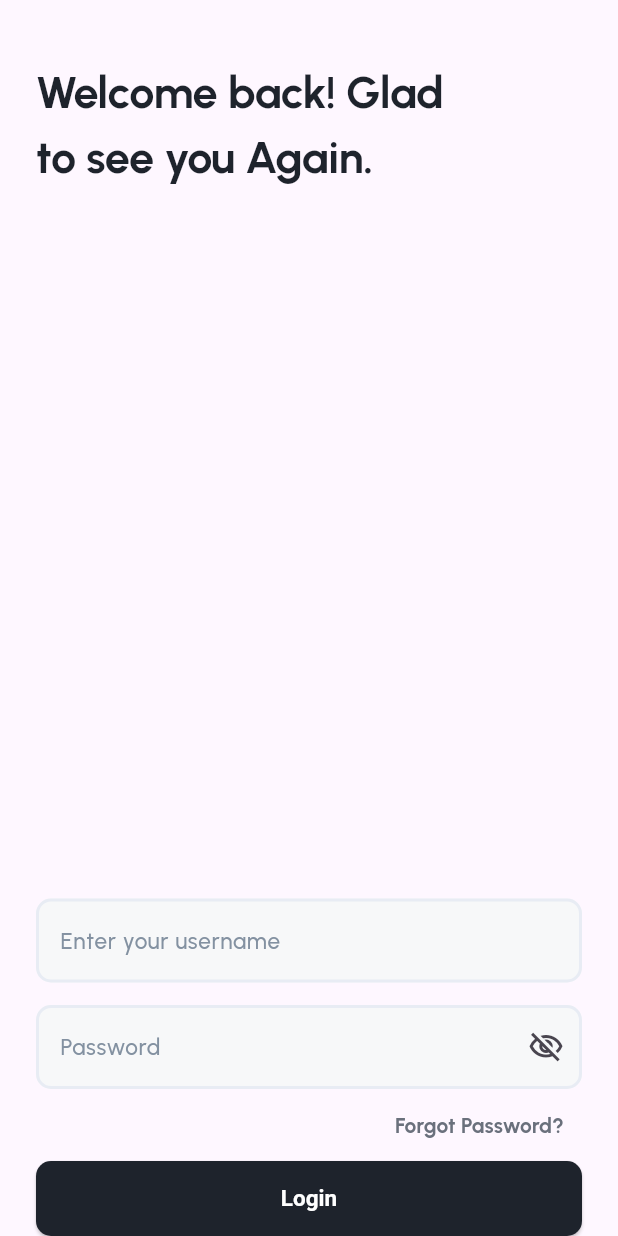
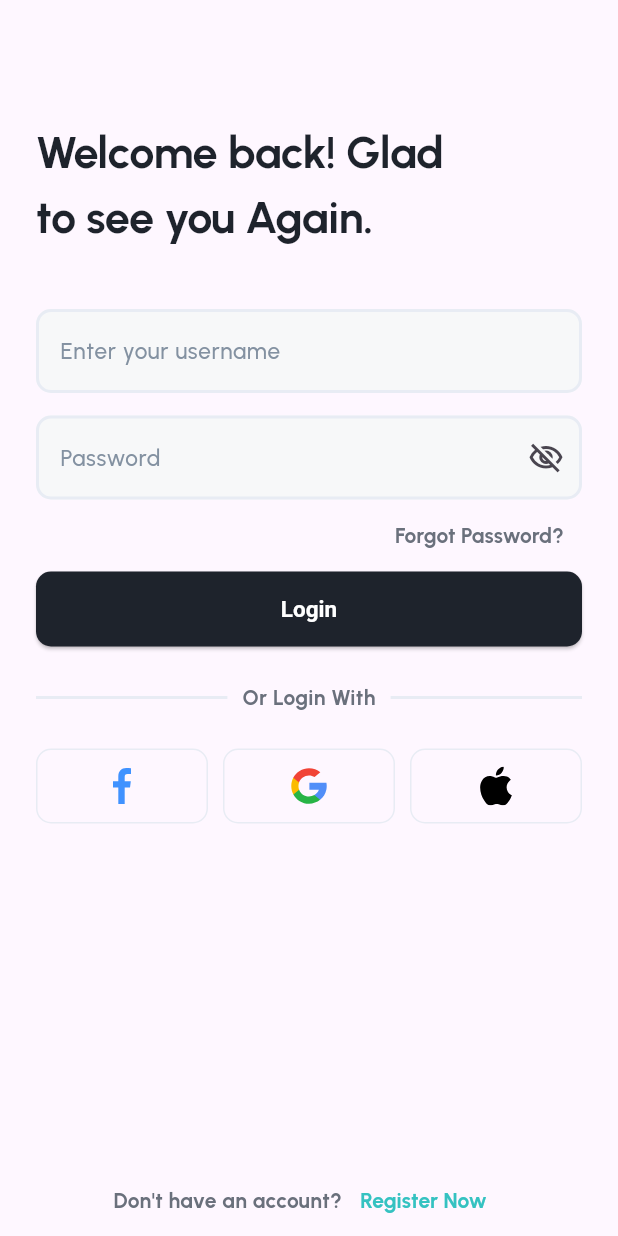
Before and after one commit to AhmetSBulbul/flutter_playground, a Flutter app: the screen it shows after launch, on a phone screen of 412 x 824 dp. Run offline on Flutter 3.47's test engine with Material 2 defaults, Android fonts, the phone set to English and light mode, and no system bars; our stand-ins replace flutter_svg, go_router; project files that could hold a hidden picture were left out.

Commit message:
login view is done

```diff
--- a/lib/main.dart
+++ b/lib/main.dart
@@ -20,6 +20,24 @@ class App extends StatelessWidget {
       child: MaterialApp.router(
           theme: ThemeData(
             useMaterial3: true,
+            outlinedButtonTheme: OutlinedButtonThemeData(
+              style: ButtonStyle(
+                shape: MaterialStateProperty.all(
+                  RoundedRectangleBorder(
+                    borderRadius: BorderRadius.circular(10),
+                  ),
+                ),
+                side: MaterialStateProperty.all(
+                  BorderSide(
+                    color: R.colors.border,
+                    width: 1,
+                  ),
+                ),
+                minimumSize: MaterialStateProperty.all(
+                  const Size(50, 50),
+                ),
+              ),
+            ),
             elevatedButtonTheme: ElevatedButtonThemeData(
               style: ButtonStyle(
                 shape: MaterialStateProperty.all(
--- a/lib/simple_login/login_screen.dart
+++ b/lib/simple_login/login_screen.dart
@@ -18,7 +18,7 @@ class LoginScreen extends StatelessWidget {
               crossAxisAlignment: CrossAxisAlignment.stretch,
               children: [
                 const SizedBox(
-                  height: 40,
+                  height: 80,
                 ),
                 FractionallySizedBox(
                   alignment: Alignment.centerLeft,
@@ -32,7 +32,10 @@ class LoginScreen extends StatelessWidget {
                         color: R.colors.dark),
                   ),
                 ),
-                const Spacer(),
+                const SizedBox(
+                  height: 40,
+                ),
+                // const Spacer(),
                 const TextField(
                   decoration: InputDecoration(
                     labelText: 'Enter your username',
@@ -77,22 +80,98 @@ class LoginScreen extends StatelessWidget {
                       )),
                 ),
                 ElevatedButton(
-                  // style: ButtonStyle(
-                  //   shape: MaterialStateProperty.all(RoundedRectangleBorder(
-                  //       borderRadius: BorderRadius.circular(10))),
-                  //   backgroundColor: MaterialStateProperty.all(R.colors.dark),
-                  //   minimumSize: MaterialStateProperty.all(const Size(200, 50)),
-                  // ),
                   onPressed: () {
                     context.read<LoginInfo>().login('test');
                   },
                   child: const Text(
                     'Login',
-                    // style: TextStyle(
-                    //     fontSize: 15,
-                    //     color: R.colors.white,
-                    //     fontWeight: FontWeight.w600),
                   ),
+                ),
+                const SizedBox(
+                  height: 24,
+                ),
+                Row(
+                  children: [
+                    Expanded(
+                      child: Divider(
+                        thickness: 2,
+                        endIndent: 10,
+                        color: R.colors.border,
+                      ),
+                    ),
+                    Text(
+                      'Or Login With',
+                      style: TextStyle(
+                          // fontSize: 14,
+                          fontWeight: FontWeight.w600,
+                          color: R.colors.darkGray),
+                    ),
+                    Expanded(
+                      child: Divider(
+                        thickness: 2,
+                        indent: 10,
+                        color: R.colors.border,
+                      ),
+                    ),
+                  ],
+                ),
+                const SizedBox(
+                  height: 24,
+                ),
+                Row(
+                  children: [
+                    Expanded(
+                      child: OutlinedButton(
+                        onPressed: () {},
+                        child: SvgPicture.asset(
+                          R.svgImages.facebook_ic,
+                        ),
+                      ),
+                    ),
+                    const SizedBox(
+                      width: 10,
+                    ),
+                    Expanded(
+                      child: OutlinedButton(
+                        onPressed: () {},
+                        child: SvgPicture.asset(
+                          R.svgImages.google_ic,
+                        ),
+                      ),
+                    ),
+                    const SizedBox(
+                      width: 10,
+                    ),
+                    Expanded(
+                      child: OutlinedButton(
+                        onPressed: () {},
+                        child: SvgPicture.asset(
+                          R.svgImages.apple_ic,
+                        ),
+                      ),
+                    ),
+                  ],
+                ),
+                const Spacer(),
+                Row(
+                  mainAxisAlignment: MainAxisAlignment.center,
+                  children: [
+                    Text(
+                      'Don\'t have an account?',
+                      style: TextStyle(
+                          fontWeight: FontWeight.w600,
+                          color: R.colors.darkGray),
+                    ),
+                    TextButton(
+                      onPressed: () {},
+                      child: Text(
+                        'Register Now',
+                        style: TextStyle(
+                            fontWeight: FontWeight.w600,
+                            color: R.colors.primary),
+                      ),
+                    ),
+                  ],
                 ),
               ],
             ),
```
